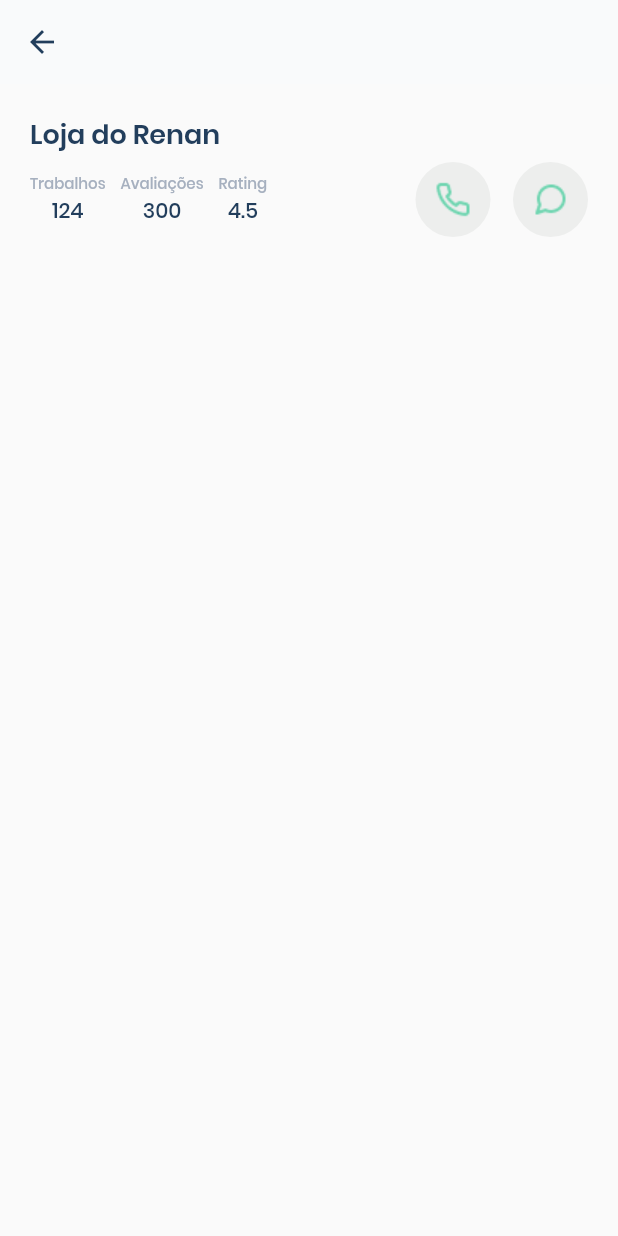
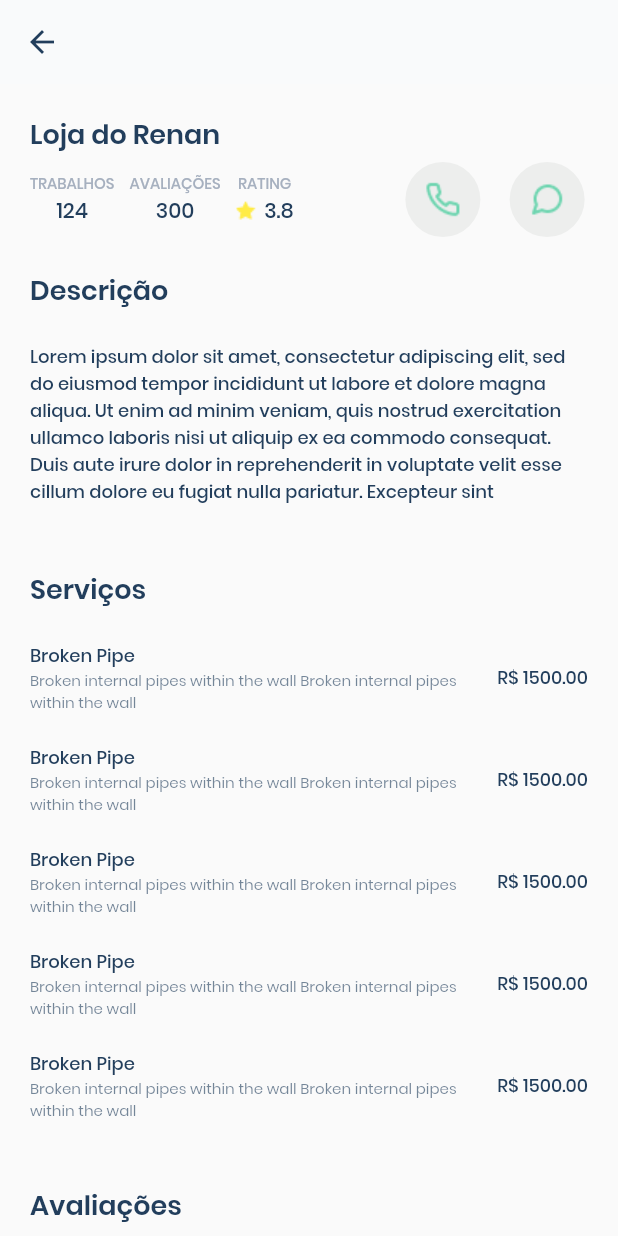
Before and after one commit to renanmascg/app-gera-renda, a Flutter app: the SingleServicePage widget shown alone on an empty page, opened directly, on a phone screen of 412 x 824 dp. Run offline on Flutter 3.47's test engine with Material 2 defaults, Android fonts, the phone set to English and light mode, and no system bars.

Commit message:
Termina a tela de serviço específico, onde o usuário consegue ver detalhes do serviço que irá contratar.

```diff
--- a/lib/core/shared/styles.dart
+++ b/lib/core/shared/styles.dart
@@ -1,5 +1,6 @@
 import 'package:flutter/material.dart';
-import 'package:flutter_gera_renda/core/shared/colors.dart';
+
+import 'colors.dart';
 
 final Radius kMainButtonBorderRadius = Radius.circular(6);
 
@@ -23,11 +24,21 @@ final TextStyle kMainTextSemiBold = TextStyle(
 
 final TextStyle kMainTextRegular = TextStyle(
   fontFamily: 'Poppins',
+  color: kMainTextBoldColor,
   fontSize: 12,
+  fontWeight: FontWeight.w500
 );
 
 final TextStyle kMainTextFieldText = TextStyle(
-    fontFamily: 'Poppins',
-    fontWeight: FontWeight.w600,
-    fontSize: 18,
-    color: kMainTextBoldColor);
+  fontFamily: 'Poppins',
+  fontWeight: FontWeight.w600,
+  fontSize: 18,
+  color: kMainTextBoldColor,
+);
+
+final TextStyle kMainTextSubtitleRegular = TextStyle(
+  fontSize: 10,
+  fontFamily: 'Poppins',
+  fontWeight: FontWeight.normal,
+  color: kMainTextBoldColor.withOpacity(0.62)
+);
--- a/lib/features/categories/presentation/screens/04_single_service_page/single_service_page.dart
+++ b/lib/features/categories/presentation/screens/04_single_service_page/single_service_page.dart
@@ -1,4 +1,5 @@
 import 'package:flutter/material.dart';
+import 'package:flutter_gera_renda/features/categories/presentation/widgets/review_item_widget.dart';
 
 import '../../../../../core/shared/colors.dart';
 import '../../../../../core/shared/styles.dart';
@@ -14,7 +15,14 @@ class SingleServicePage extends StatelessWidget {
       child: CustomScrollView(
         slivers: <Widget>[
           SliverMainHeader(text: ''),
-          _buildHeaderServiceInfo()
+          _buildHeaderServiceInfo(),
+          _buildTextTitle('Descrição'),
+          _buildDescriptionText(
+              'Lorem ipsum dolor sit amet, consectetur adipiscing elit, sed do eiusmod tempor incididunt ut labore et dolore magna aliqua. Ut enim ad minim veniam, quis nostrud exercitation ullamco laboris nisi ut aliquip ex ea commodo consequat. Duis aute irure dolor in reprehenderit in voluptate velit esse cillum dolore eu fugiat nulla pariatur. Excepteur sint '),
+          _buildTextTitle('Serviços'),
+          _buildServiceList(),
+          _buildTextTitle('Avaliações'),
+          _buildReviewList()
         ],
       ),
     );
@@ -43,14 +51,15 @@ class SingleServicePage extends StatelessWidget {
 
   Widget _buildWorkReviewItems() {
     return Expanded(
+      flex: 2,
       child: Row(
         crossAxisAlignment: CrossAxisAlignment.center,
         children: <Widget>[
-          _buildListItemDetailText('124', 'Trabalhos'),
+          _buildListItemDetailText('124', 'TRABALHOS'),
           SizedBox(width: 10),
-          _buildListItemDetailText('300', 'Avaliações'),
+          _buildListItemDetailText('300', 'AVALIAÇÕES'),
           SizedBox(width: 10),
-          _buildListItemDetailText('4.5', 'Rating')
+          _buildStarRatingIcon('RATING', '3.8')
         ],
       ),
     );
@@ -93,12 +102,112 @@ class SingleServicePage extends StatelessWidget {
   }
 
   Widget _buildIconButton(String text, void Function() onTap) {
-    return GestureDetector(
-      onTap: onTap,
-      child: CircleAvatar(
-        radius: 25,
-        backgroundColor: kBackgroundIconColor,
-        child: Image.asset('assets/service_page/$text.png'),
+    return Expanded(
+      child: GestureDetector(
+        onTap: onTap,
+        child: CircleAvatar(
+          radius: 25,
+          backgroundColor: kBackgroundIconColor,
+          child: Image.asset('assets/service_page/$text.png'),
+        ),
+      ),
+    );
+  }
+
+  Widget _buildStarRatingIcon(String title, String rating) {
+    return Column(
+      children: <Widget>[
+        Text(
+          title,
+          style: kSecondaryTextStyle.copyWith(fontSize: 10),
+          textAlign: TextAlign.start,
+        ),
+        Row(
+          children: <Widget>[
+            Image.asset('assets/star_icon.png'),
+            SizedBox(width: 5),
+            Text(
+              rating,
+              style: kMainTextSemiBold.copyWith(
+                fontSize: 14,
+                fontWeight: FontWeight.w500,
+                color: kMainTextBoldColor,
+              ),
+            ),
+          ],
+        ),
+      ],
+    );
+  }
+
+  Widget _buildTextTitle(String text) {
+    return SliverPadding(
+      padding: EdgeInsets.symmetric(horizontal: 20, vertical: 22),
+      sliver: SliverToBoxAdapter(
+        child: Text(text, style: kBoldTextStyle),
+      ),
+    );
+  }
+
+  Widget _buildDescriptionText(String text) {
+    return SliverPadding(
+      padding: EdgeInsets.only(right: 20, left: 20, bottom: 20),
+      sliver: SliverToBoxAdapter(
+        child: Text(text, style: kMainTextRegular),
+      ),
+    );
+  }
+
+  Widget _buildServiceList() {
+    return SliverList(
+      delegate: SliverChildBuilderDelegate((ctx, index) {
+        return _listItem('', '', 1500.0);
+      }, childCount: 5),
+    );
+  }
+
+  Widget _listItem(String title, String description, num value) {
+    return Container(
+      padding: EdgeInsets.only(right: 20, left: 20),
+      margin: EdgeInsets.only(bottom: 20),
+      child: Row(
+        mainAxisAlignment: MainAxisAlignment.spaceBetween,
+        children: <Widget>[
+          Expanded(
+            child: Column(
+              crossAxisAlignment: CrossAxisAlignment.start,
+              children: <Widget>[
+                Text(
+                  'Broken Pipe',
+                  style: kMainTextRegular,
+                ),
+                Text(
+                  'Broken internal pipes within the wall Broken internal pipes within the wall',
+                  style: kMainTextSubtitleRegular,
+                ),
+              ],
+            ),
+          ),
+          SizedBox(width: 5),
+          Align(
+            alignment: Alignment.center,
+            child: Text(
+              'R\$ ${value.toStringAsFixed(2)}',
+              style: kMainTextRegular,
+            ),
+          )
+        ],
+      ),
+    );
+  }
+
+  Widget _buildReviewList() {
+    return SliverPadding(
+      padding: EdgeInsets.symmetric(horizontal: 20),
+      sliver: SliverList(
+        delegate: SliverChildBuilderDelegate((ctx, index) {
+          return ReviewItemWidget();
+        }, childCount: 3),
       ),
     );
   }
--- /dev/null
+++ b/lib/features/categories/presentation/widgets/review_item_widget.dart
@@ -0,0 +1,76 @@
+import 'package:flutter/material.dart';
+
+import '../../../../core/shared/styles.dart';
+import '../styles/text_styles.dart';
+
+class ReviewItemWidget extends StatelessWidget {
+  @override
+  Widget build(BuildContext context) {
+    return Container(
+      margin: EdgeInsets.only(bottom: 20),
+      padding: EdgeInsets.all(10),
+      decoration: BoxDecoration(
+        color: Colors.white,
+        boxShadow: [kMainBoxShadow],
+        borderRadius: BorderRadius.all(kMainButtonBorderRadius),
+      ),
+      child: _buildBody(),
+    );
+  }
+
+  Widget _buildBody() {
+    return Row(
+      crossAxisAlignment: CrossAxisAlignment.start,
+      children: <Widget>[
+        Padding(
+          padding: EdgeInsets.only(top: 15),
+          child: CircleAvatar(),
+        ),
+        SizedBox(width: 18),
+        _buildColumnBody()
+      ],
+    );
+  }
+
+  Widget _buildColumnBody() {
+    return Expanded(
+      child: Column(
+        crossAxisAlignment: CrossAxisAlignment.stretch,
+        children: <Widget>[
+          _buildUserNameAndRating(),
+          Text(
+            'Lorem ipsum dolor sit amet, consectetur adipiscing elit, sed do eiusmod tempor incididunt ut labore et dolore magna aliqua. Ut enim ad minim veniam, quis nostrud exercitation ullamco laboris nisi ut aliquip ex ea commodo consequat. Duis aute irure dolor in reprehenderit in voluptate velit esse cillum dolore eu fugiat nulla pariatur. Excepteur sint occaecat cupidatat non proident, sunt in culpa qui officia deserunt mollit anim id est laborum.',
+          style: kMainTextSubtitleRegular,
+          ),
+          SizedBox(height: 15,)
+        ],
+      ),
+    );
+  }
+
+  Widget _buildUserNameAndRating() {
+    return ListTile(
+      contentPadding: EdgeInsets.all(0),
+      title: Text('Renan', style: kMainTextRegular,),
+      subtitle: Text('2 weeks ago', style: kMainTextSubtitleRegular,),
+      trailing: _buildStarRatingIcon(3),
+    );
+  }
+
+  Widget _buildStarRatingIcon(num rating) {
+    return SizedBox(
+      width: 40,
+      child: Row(
+        children: <Widget>[
+          Image.asset('assets/star_icon.png'),
+          SizedBox(width: 5),
+          Text(
+            rating.toStringAsFixed(1),
+            style: kBoldTextStyle.copyWith(
+                fontSize: 14, fontWeight: FontWeight.w500),
+          ),
+        ],
+      ),
+    );
+  }
+}
```
